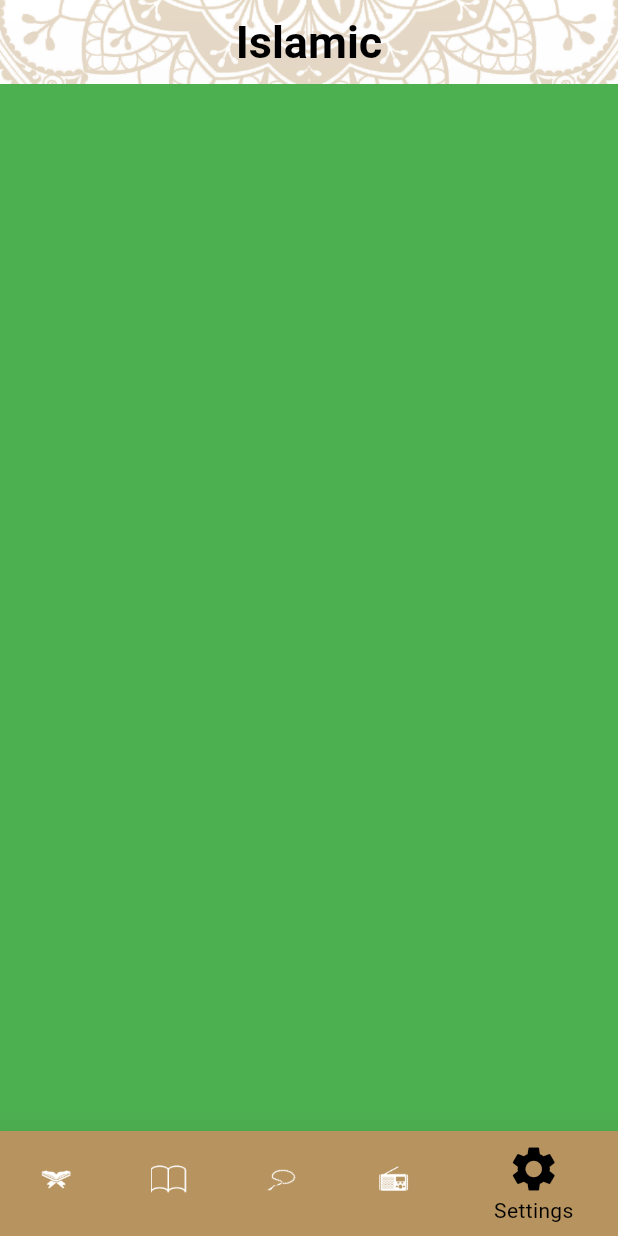
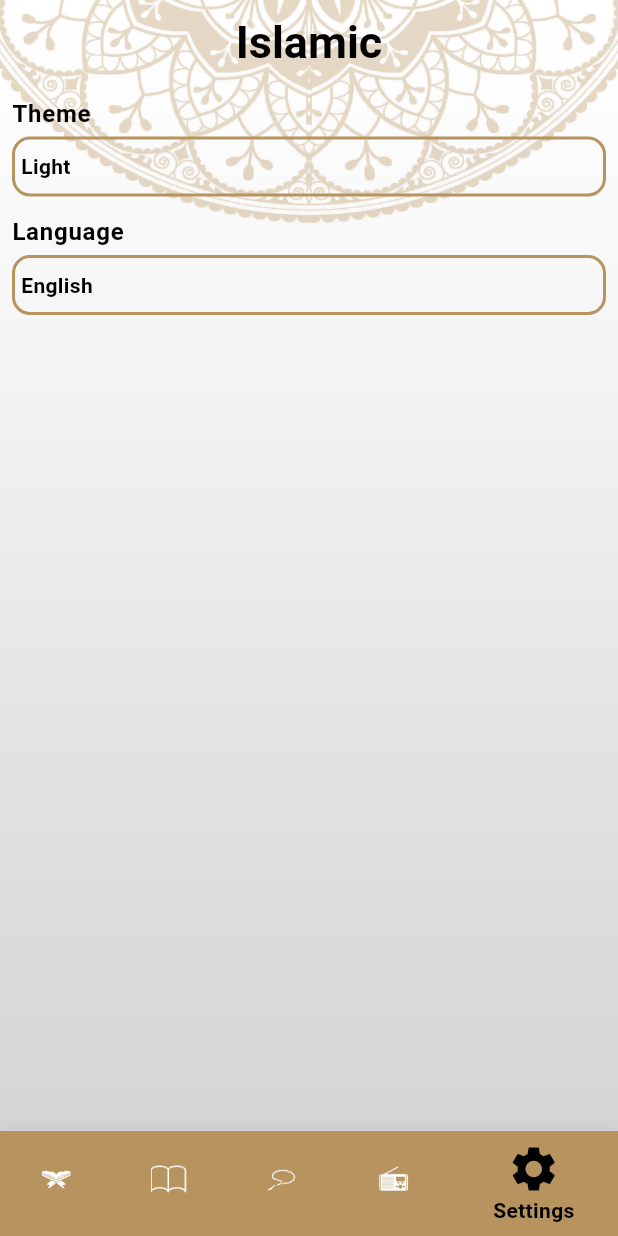
Before and after one commit to ahmed-zahran05/islamicAppGit, a Flutter app: the screen it shows after launch, item 5 of the bottom bar chosen, on a phone screen of 412 x 824 dp. Run offline on Flutter 3.47's test engine with Material 3 defaults, Android fonts, the phone set to English and light mode, and no system bars.

Commit message:
+ Settings Tab

```diff
--- a/lib/Config/theme/Theme.dart
+++ b/lib/Config/theme/Theme.dart
@@ -41,5 +41,27 @@ class themeeee {
           color: Colors.white,
           fontSize: 20,
           fontWeight: FontWeight.w300,
-          )));
+        ),
+        bodyMedium: TextStyle(
+          color: Colors.black,
+          fontSize: 14,
+          fontWeight: FontWeight.w600,
+        ),
+        labelSmall: TextStyle(
+          color: Colors.black,
+          fontSize: 16,
+          fontWeight: FontWeight.w700,
+        ),
+        bodyLarge: TextStyle(
+            fontSize: 18,
+            fontWeight: FontWeight.w700,
+            color: Colorsmanager.GoldColor)),
+    bottomSheetTheme: BottomSheetThemeData(
+      shape: RoundedRectangleBorder(
+        borderRadius: BorderRadius.circular(14),
+      ),
+      elevation: 18,
+      backgroundColor: Colors.white,
+    ),
+  );
 }
--- a/lib/Presentition/Home/tabs/SettingsTab/SettingsTab.dart
+++ b/lib/Presentition/Home/tabs/SettingsTab/SettingsTab.dart
@@ -1,4 +1,7 @@
 import 'package:flutter/material.dart';
+import 'package:islamicappgit/Presentition/Home/tabs/SettingsTab/Widgets/ThemeButtomSheet.dart';
+
+import 'Widgets/LanguageButtomSheet.dart';
 
 class Settings extends StatelessWidget {
   const Settings({super.key});
@@ -6,7 +9,79 @@ class Settings extends StatelessWidget {
   @override
   Widget build(BuildContext context) {
     return Container(
-      color: Colors.green,
+      child: Padding(
+        padding: const EdgeInsets.all(8.0),
+        child: Column(
+          crossAxisAlignment: CrossAxisAlignment.stretch,
+          children: [
+            Text(
+              "Theme",
+              style: Theme.of(context).textTheme.labelSmall,
+            ),
+            const SizedBox(
+              height: 4,
+            ),
+            InkWell(
+              onTap: () {
+                showThemeBottomSheet(context);
+              },
+              child: Container(
+                padding: EdgeInsets.symmetric(vertical: 8, horizontal: 4),
+                decoration: BoxDecoration(
+                  border: Border.all(
+                      color: Theme.of(context).dividerColor, width: 2),
+                  borderRadius: BorderRadius.circular(12),
+                ),
+                child: Text(
+                  "Light",
+                  style: Theme.of(context).textTheme.bodyMedium,
+                ),
+              ),
+            ),
+            const SizedBox(
+              height: 12,
+            ),
+            Text(
+              "Language",
+              style: Theme.of(context).textTheme.labelSmall,
+            ),
+            const SizedBox(
+              height: 4,
+            ),
+            InkWell(
+              onTap: () {
+                showLanguageBottomSheet(context);
+              },
+              child: Container(
+                padding: EdgeInsets.symmetric(vertical: 8, horizontal: 4),
+                decoration: BoxDecoration(
+                  border: Border.all(
+                      color: Theme.of(context).dividerColor, width: 2),
+                  borderRadius: BorderRadius.circular(12),
+                ),
+                child: Text(
+                  "English",
+                  style: Theme.of(context).textTheme.bodyMedium,
+                ),
+              ),
+            ),
+          ],
+        ),
+      ),
+    );
+  }
+
+  void showThemeBottomSheet(BuildContext context) {
+    showModalBottomSheet(
+      context: context,
+      builder: (context) => ThemeButtomSheet(),
+    );
+  }
+
+  void showLanguageBottomSheet(BuildContext context) {
+    showModalBottomSheet(
+      context: context,
+      builder: (context) => LanguageButtomSheet(),
     );
   }
 }
```
Also changed, not shown: lib/Presentition/Home/tabs/SettingsTab/Widgets/LanguageButtomSheet.dart (added, +37 -0 lines), lib/Presentition/Home/tabs/SettingsTab/Widgets/ThemeButtomSheet.dart (added, +37 -0 lines). Lines whose indentation alone changed are shown as unchanged.
